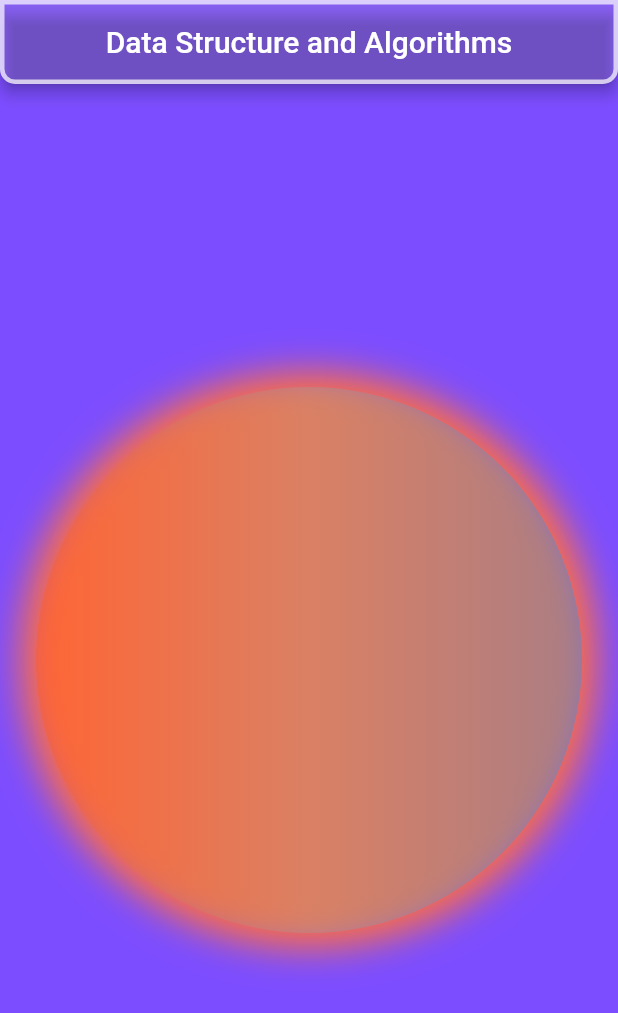
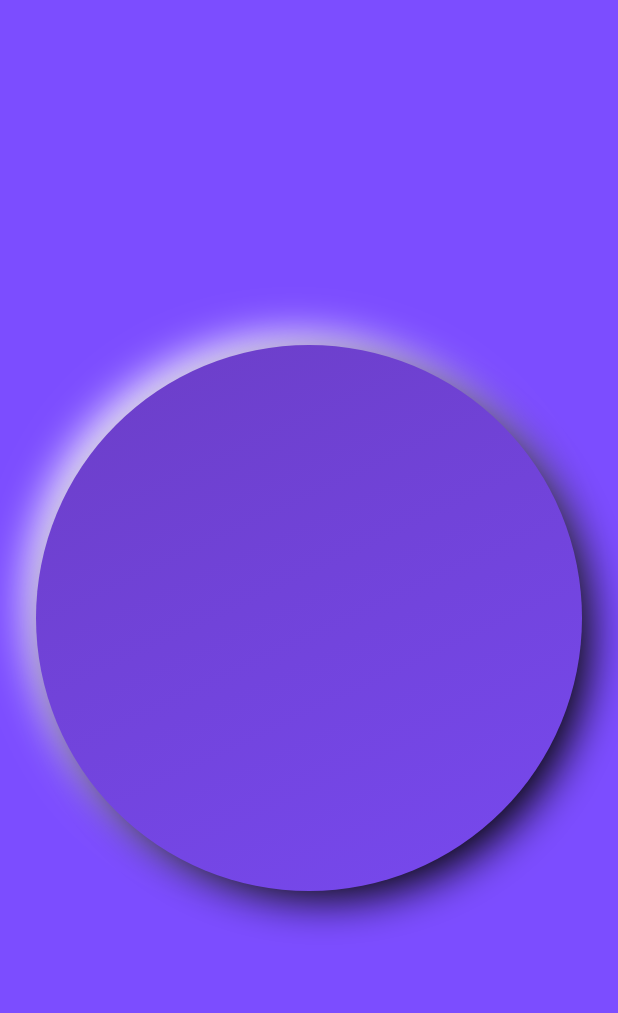
Before and after one commit to Vibhanshu2209/newAlgo, a Flutter app: the screen it shows after launch, on a phone screen of 412 x 824 dp. Shown: the top 1013 px of the screen. Run offline on Flutter 3.47's test engine with Material 2 defaults, Android fonts, the phone set to English and light mode, and no system bars; missing offline and left inert: dart:html.

Commit message:
uimodify container circle app bar removed

```diff
--- a/lib/main.dart
+++ b/lib/main.dart
@@ -2,6 +2,7 @@ import 'dart:html';
 
 import 'package:flutter/cupertino.dart';
 import 'package:flutter/material.dart';
+import 'package:flutter_app/CustomAppBar.dart';
 
 void main() {
   runApp(MyApp());
@@ -19,23 +20,23 @@ class MyApp extends StatelessWidget {
       ),
       home: Scaffold(
         backgroundColor: Colors.deepPurpleAccent,
-        appBar: AppBar(centerTitle:true,
-          backgroundColor: Colors.white12,
-          shape: RoundedRectangleBorder(
-            side: BorderSide(color: Colors.white70,width: 3.0),
-            borderRadius: BorderRadius.vertical(
-              bottom: Radius.circular(10)
-            )
-          ),
-          title: Text('Data Structure and Algorithms'),
-        ),
         body: Container(
           margin: EdgeInsets.all(24),
           decoration: BoxDecoration(
             shape: BoxShape.circle,
-            gradient: LinearGradient(colors: [Colors.deepOrange,Colors.grey,Colors.blue]),
-            boxShadow: [BoxShadow(color: Colors.deepOrangeAccent,spreadRadius: 10,blurRadius: 20)],
-            color: Colors.black38,
+            boxShadow: [
+              BoxShadow(
+                offset: new Offset(-10, -10),
+                color: Colors.white,spreadRadius: -5,blurRadius: 24),
+              BoxShadow(
+                  offset: new Offset(10, 10),
+                  color: Colors.black,spreadRadius: -5,blurRadius: 24),
+              ],
+            gradient: LinearGradient(
+                begin: Alignment.topLeft,
+                end: Alignment.bottomRight,
+                colors: [Colors.deepPurple.withAlpha(255),
+                  Colors.deepPurpleAccent.withAlpha(255)]),
           ),
         ),
       )
```
